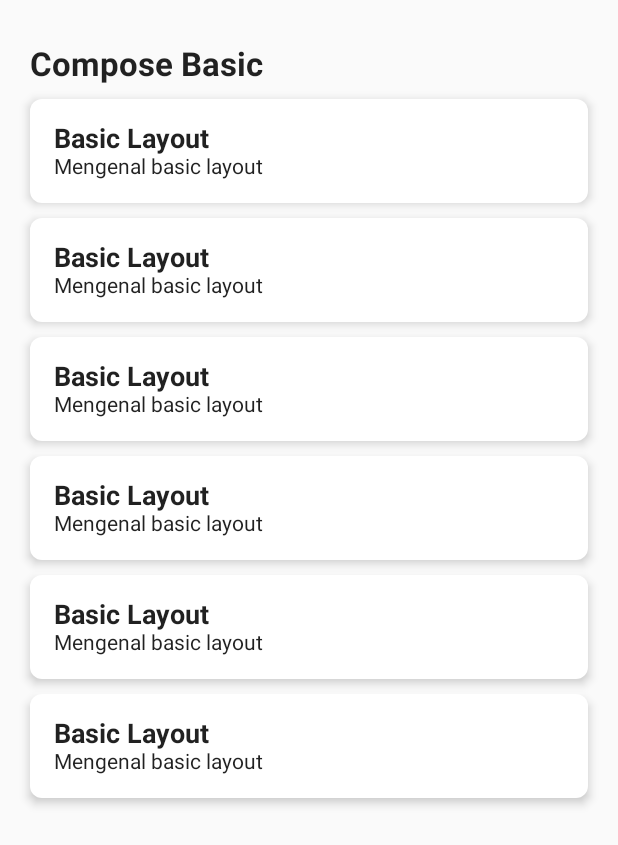
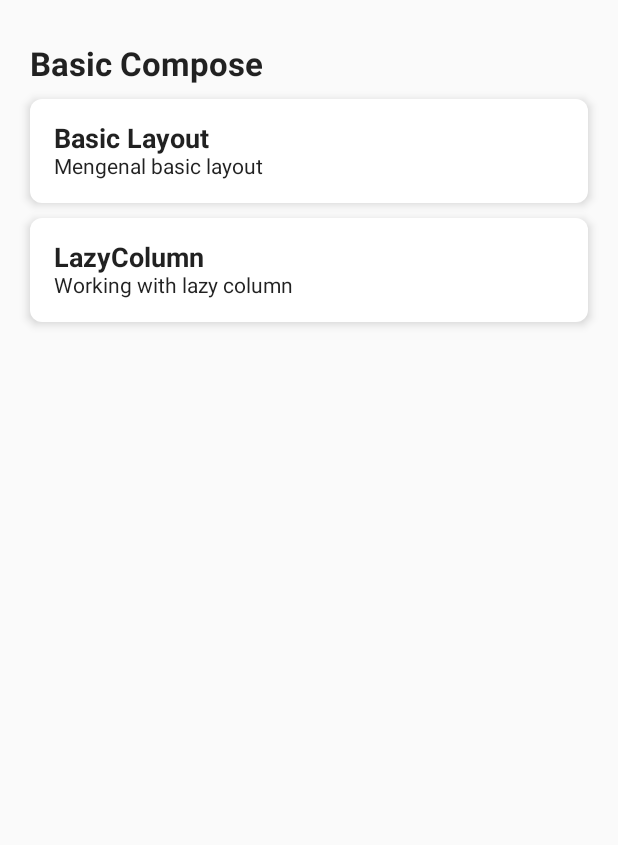
Before and after one commit to immimu/ngompos, an Android app built with Jetpack Compose: the screen it shows after launch (MainActivity), on a phone screen of 412 x 824 dp. Shown: the top 845 px of the screen. Run offline under Robolectric (Android 15) with nearby library versions, the phone set to English and light mode, and no system bars.

Commit message:
Clean up menu arrangement

```diff
--- a/app/src/main/java/com/mimuslabs/ngompos/MainActivity.kt
+++ b/app/src/main/java/com/mimuslabs/ngompos/MainActivity.kt
@@ -27,6 +27,9 @@ import com.mimuslabs.ngompos.R.string
 import com.mimuslabs.ngompos.entity.MenuItem
 import com.mimuslabs.ngompos.ui.theme.NgomposTheme
 
+const val MENU_ID_BASIC_LAYOUT = 1
+const val MENU_ID_LAZY_COLUMN = 2
+
 class MainActivity : ComponentActivity() {
   override fun onCreate(savedInstanceState: Bundle?) {
     super.onCreate(savedInstanceState)
@@ -40,9 +43,14 @@ class MainActivity : ComponentActivity() {
   }
 
   private fun handleMenuClick(item: MenuItem) {
-    if (item.menuId == 1) {
-      startActivity(Intent(this, BasicLayoutActivity::class.java))
+    val intent = when (item.menuId) {
+      MENU_ID_BASIC_LAYOUT -> Intent(this, BasicLayoutActivity::class.java)
+      else -> {
+        Intent(this, LazyColumnActivity::class.java)
+      }
     }
+
+    startActivity(intent)
   }
 }
 
@@ -50,34 +58,14 @@ class MainActivity : ComponentActivity() {
 fun ContentMenu(onItemClick: (MenuItem) -> Unit) {
   val listMenu = listOf(
     MenuItem(
-      1,
+      MENU_ID_BASIC_LAYOUT,
       stringResource(string.title_basic_layout),
       stringResource(string.subtitle_basic_layout)
     ),
     MenuItem(
-      1,
-      stringResource(string.title_basic_layout),
-      stringResource(string.subtitle_basic_layout)
-    ),
-    MenuItem(
-      1,
-      stringResource(string.title_basic_layout),
-      stringResource(string.subtitle_basic_layout)
-    ),
-    MenuItem(
-      1,
-      stringResource(string.title_basic_layout),
-      stringResource(string.subtitle_basic_layout)
-    ),
-    MenuItem(
-      1,
-      stringResource(string.title_basic_layout),
-      stringResource(string.subtitle_basic_layout)
-    ),
-    MenuItem(
-      1,
-      stringResource(string.title_basic_layout),
-      stringResource(string.subtitle_basic_layout)
+      MENU_ID_LAZY_COLUMN,
+      stringResource(string.title_lazycolumn),
+      stringResource(string.subtitle_lazycolumn)
     )
   )
   LazyColumn(modifier = Modifier.fillMaxSize()) {
--- a/app/src/main/res/values/strings.xml
+++ b/app/src/main/res/values/strings.xml
@@ -1,7 +1,8 @@
 <resources>
   <string name="app_name">Ngompos</string>
-  <string name="title_activity_basic_layout">BasicLayoutActivity</string>
   <string name="title_basic_layout">Basic Layout</string>
   <string name="subtitle_basic_layout">Mengenal basic layout</string>
-  <string name="text_compose_basic">Compose Basic</string>
+  <string name="text_compose_basic">Basic Compose</string>
+  <string name="title_lazycolumn">LazyColumn</string>
+  <string name="subtitle_lazycolumn">Working with lazy column</string>
 </resources>
```
Also changed, not shown: app/src/main/AndroidManifest.xml (+12 -6 lines).
